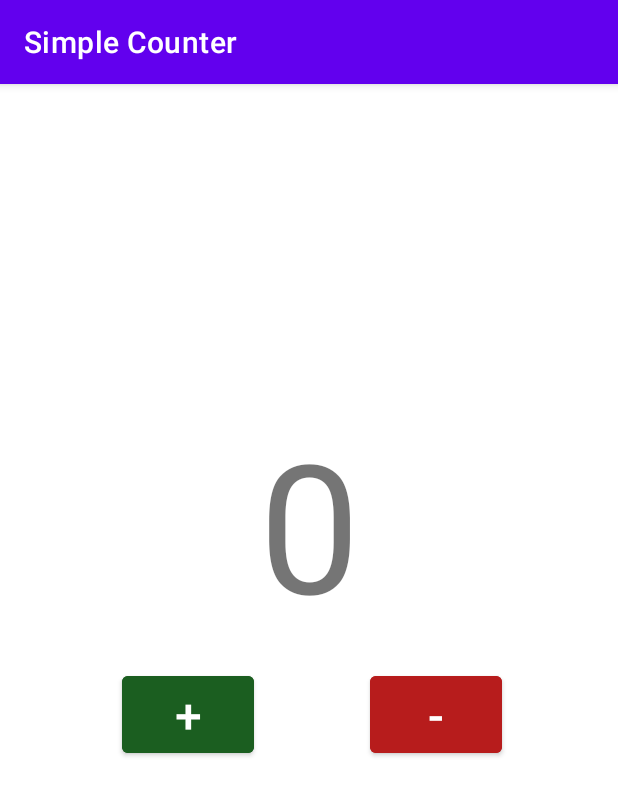
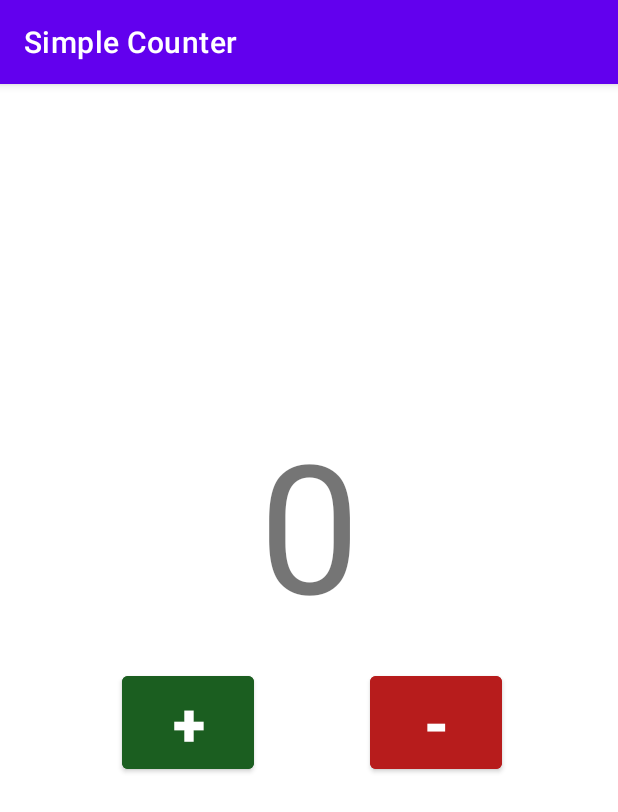
Before and after one commit to Marcinzale/SimpleCounter, an Android app: the screen it shows after launch (MainActivity), on a phone screen of 412 x 824 dp. Shown: the top 812 px of the screen. Run offline under Robolectric (Android 15) with nearby library versions, the phone set to English and light mode, and no system bars.

Commit message:
Visual changes

```diff
--- a/app/src/main/java/com/marcinzale/simplecounter/MainActivity.java
+++ b/app/src/main/java/com/marcinzale/simplecounter/MainActivity.java
@@ -15,7 +15,6 @@ public class MainActivity extends AppCompatActivity {
         super.onCreate(savedInstanceState);
         setContentView(R.layout.activity_main);
     }
-
     public void increment (View v) {
         numberOfClicks++;
 
@@ -24,7 +23,6 @@ public class MainActivity extends AppCompatActivity {
     }
     public void decrement (View v) {
         numberOfClicks--;
-
         value = (TextView) findViewById(R.id.value);
         value.setText(""+numberOfClicks);
     }
--- a/app/src/main/res/layout/activity_main.xml
+++ b/app/src/main/res/layout/activity_main.xml
@@ -28,7 +28,9 @@
         android:backgroundTint="#1B5E20"
         android:onClick="increment"
         android:text="+"
-        android:textSize="32sp"
+        android:textSize="40sp"
+        android:textStyle="bold"
+        android:textColor="@color/white"
         app:layout_constraintBottom_toBottomOf="parent"
         app:layout_constraintEnd_toStartOf="@+id/button_minus"
         app:layout_constraintHorizontal_bias="0.5"
@@ -44,7 +46,9 @@
         android:backgroundTint="#B71C1C"
         android:onClick="decrement"
         android:text="-"
-        android:textSize="32sp"
+        android:textSize="40sp"
+        android:textStyle="bold"
+        android:textColor="@color/white"
         app:layout_constraintBottom_toBottomOf="parent"
         app:layout_constraintEnd_toEndOf="parent"
         app:layout_constraintHorizontal_bias="0.5"
```
